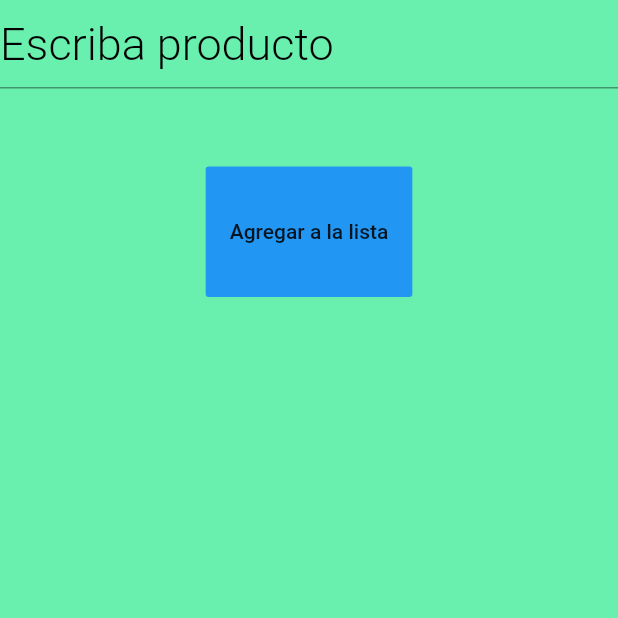
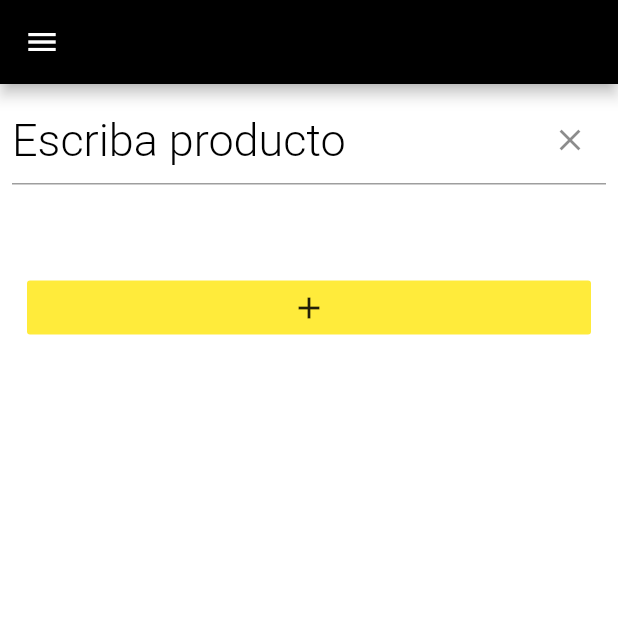
Before and after one commit to tomasignac88/Carrito-de-compra, a Flutter app: the screen it shows after launch, after a tap on "Empezar", on a phone screen of 412 x 824 dp, the top half of it. Run offline on Flutter 3.47's test engine with Material 2 defaults, Android fonts, the phone set to English and light mode, and no system bars; our stand-ins replace badges, shared_preferences; missing offline and left inert: sweetalert.

Commit message:
se agrega sharedpref, logo zoco, 2 funcionalidades nuevas de limpiar lista y guardar lista en memoria del cel, estilos y diseño nuevo

```diff
--- a/lib/main.dart
+++ b/lib/main.dart
@@ -1,6 +1,5 @@
 import 'package:flutter/material.dart';
 import 'package:flutter/services.dart';
-import 'package:kart_list/pages/pages_list.dart';
 import 'package:kart_list/pages/pages_presentation.dart';
 
 void main() {
--- a/lib/pages/pages_list.dart
+++ b/lib/pages/pages_list.dart
@@ -3,6 +3,7 @@ import 'package:shared_preferences/shared_preferences.dart';
 import 'package:badges/badges.dart';
 import 'dart:convert';
 import 'package:flutter/material.dart';
+import 'package:sweetalert/sweetalert.dart';
 
 class PageList extends StatefulWidget {
   PageList();
@@ -15,6 +16,8 @@ class _PageListState extends State<PageList> {
   List<Product> _kart_list = List();
   List<String> listProducts = List();
   String producto;
+  bool _sharedpreferences = true;
+  TextEditingController _controllerTextEditing;
   @override
   void initState() {
     super.initState();
@@ -22,10 +25,73 @@ class _PageListState extends State<PageList> {
 
   @override
   Widget build(BuildContext context) {
+    final _screensize = MediaQuery.of(context).size;
     Product product = Product();
     return Scaffold(
-      backgroundColor: Colors.greenAccent,
-      body: Container(
+      appBar: AppBar(
+        backgroundColor: Colors.black,
+        title: Text(""),
+      ),
+      drawer: Drawer(
+        child: ListView(
+          children: [
+            DrawerHeader(
+              child: Container(
+                  width: _screensize.width,
+                  height: _screensize.height,
+                  child: FadeInImage(
+                      placeholder: AssetImage(
+                          "assets/images/logo_negro_amarillo_zoco.png"),
+                      image: AssetImage(
+                          "assets/images/logo_negro_amarillo_zoco.png"))),
+            ),
+            ListTile(
+              title: Column(children: [
+                FlatButton(
+                    color: Colors.yellow,
+                    child: Row(
+                      children: [
+                        Expanded(child: Icon(Icons.clear_all)),
+                        Expanded(child: Text("Limpiar lista guardada")),
+                      ],
+                    ),
+                    onPressed: () {
+                      SweetAlert.show(context,
+                          title: "Lista limpia!",
+                          style: SweetAlertStyle.success);
+                      setState(() {
+                        _kart_list.clear();
+                      });
+                    })
+              ]),
+            ),
+            ListTile(
+              title: Column(children: [
+                FlatButton(
+                    color: Colors.yellow,
+                    child: Row(
+                      children: [
+                        Expanded(child: Icon(Icons.clear_all)),
+                        Expanded(child: Text("Limpiar lista")),
+                      ],
+                    ),
+                    onPressed: () {
+                      SweetAlert.show(context,
+                          title: "Lista limpia!",
+                          style: SweetAlertStyle.success);
+                      setState(() {
+                        _kart_list.clear();
+                      });
+                    })
+              ]),
+            ),
+          ],
+        ),
+      ),
+      backgroundColor: Colors.white,
+      body: Padding(
+        padding: const EdgeInsets.all(8.0),
+        child: Container(
           child: Column(
             children: [
               Expanded(
@@ -35,12 +101,17 @@ class _PageListState extends State<PageList> {
                     children: [
                       Expanded(
                         child: TextField(
+                          controller: _controllerTextEditing,
                           style: TextStyle(fontSize: 30),
                           decoration: InputDecoration(
                               hintText: "Escriba producto",
                               hintStyle: TextStyle(
                                   fontWeight: FontWeight.w300,
-                                color: Colors.black)),
+                                  color: Colors.black),
+                              suffixIcon: IconButton(
+                                onPressed: () => _controllerTextEditing.clear(),
+                                icon: Icon(Icons.clear),
+                              )),
                           onChanged: (texto) {
                             producto = texto;
                           },
@@ -49,25 +120,35 @@ class _PageListState extends State<PageList> {
                       Expanded(
                         child: Padding(
                           padding: const EdgeInsets.all(8.0),
+                          child: Row(
+                            mainAxisAlignment: MainAxisAlignment.center,
+                            crossAxisAlignment: CrossAxisAlignment.center,
+                            children: [
+                              Expanded(
+                                child: Padding(
+                                  padding: const EdgeInsets.all(2),
                                   child: Container(
                                       // color: Colors.black38,
                                       child: FlatButton(
-                                color: Colors.blue,
-                                child: Text("Agregar a la lista"),
+                                          color: Colors.yellow,
+                                          child: Icon(Icons.add),
                                           onPressed: () {
                                             setState(() {
-                                    print("Producto: " + producto);
-                                    print("kart_list " + _kart_list.toString());
                                               product.name = producto;
                                               product.value = false;
                                               product.color = Colors.white;
                                               _kart_list.add(product);
-                                    print("kart_list new :" +
-                                        _kart_list.toString());
-                                    print(listProducts);
-                                    addStringToSF(producto, listProducts);
+                                              // print("kart_list new :" +
+                                              //     _kart_list.toString());
+                                              // print(listProducts);
+                                              addStringToSF(
+                                                  producto, listProducts);
                                             });
                                           })),
+                                ),
+                              ),
+                            ],
+                          ),
                         ),
                       )
                     ],
@@ -81,22 +162,23 @@ class _PageListState extends State<PageList> {
                     child: Container(
                       // color: Colors.blue,
                       // child: getStringValuesSF() != []
-                    child: _kart_list.length == 0
+                      child: _sharedpreferences
                           ? FutureBuilder(
                               future: getStringValuesSF(),
                               builder: (context, snapshot) {
                                 if (snapshot.hasData) {
-                                Product temp = Product();
+                                  _sharedpreferences = false;
                                   for (var item in snapshot.data) {
+                                    Product temp = new Product();
                                     temp.name = item;
                                     temp.color = Colors.white;
                                     temp.value = false;
                                     _kart_list.add(temp);
-                                  print("Lista new " + item);
                                   }
+                                  // print(_kart_list);
                                   return ListView.builder(
                                       padding: const EdgeInsets.all(8),
-                                    itemCount: snapshot.data.length,
+                                      itemCount: _kart_list.length,
                                       itemBuilder:
                                           (BuildContext context, int index) {
                                         return Padding(
@@ -108,14 +190,19 @@ class _PageListState extends State<PageList> {
                                                 Expanded(
                                                     child: Badge(
                                                   badgeContent: GestureDetector(
-                                                  child: Icon(Icons.cancel),
+                                                    child: Icon(Icons.clear),
                                                     onTap: () {
-                                                    print("borrar");
+                                                      setState(() {
+                                                        this
+                                                            ._kart_list
+                                                            .removeAt(index);
+                                                      });
                                                     },
                                                   ),
                                                   badgeColor: Colors.blue,
                                                   child: Container(
                                                     child: CheckboxListTile(
+                                                      activeColor: Colors.green,
                                                       checkColor: Colors.black,
                                                       title: Text(
                                                           snapshot.data[index]),
@@ -135,8 +222,8 @@ class _PageListState extends State<PageList> {
                                                           }
                                                         });
                                                       },
-                                                    secondary: Icon(
-                                                        Icons.insert_emoticon),
+                                                      secondary: Icon(Icons
+                                                          .insert_emoticon),
                                                     ),
                                                   ),
                                                 )),
@@ -153,7 +240,6 @@ class _PageListState extends State<PageList> {
                               padding: const EdgeInsets.all(8),
                               itemCount: _kart_list.length,
                               itemBuilder: (BuildContext context, int index) {
-                              print("Segundo builder");
                                 return Padding(
                                   padding: const EdgeInsets.all(8.0),
                                   child: Container(
@@ -163,10 +249,11 @@ class _PageListState extends State<PageList> {
                                         Expanded(
                                             child: Badge(
                                                 badgeContent: GestureDetector(
-                                                child: Icon(Icons.cancel),
+                                                  child: Icon(Icons.clear),
                                                   onTap: () {
                                                     setState(() {
-                                                    _kart_list.removeLast();
+                                                      _kart_list
+                                                          .removeAt(index);
                                                     });
                                                   },
                                                 ),
@@ -180,8 +267,8 @@ class _PageListState extends State<PageList> {
                                                         _kart_list[index].value,
                                                     onChanged: (bool value) {
                                                       setState(() {
-                                                      _kart_list[index].value =
-                                                          value;
+                                                        _kart_list[index]
+                                                            .value = value;
                                                         if (value) {
                                                           _kart_list[index]
                                                                   .color =
@@ -207,15 +294,21 @@ class _PageListState extends State<PageList> {
             ],
           ),
         ),
+      ),
     );
   }
+}
+
+cleanSF() async {
+  SharedPreferences prefs = await SharedPreferences.getInstance();
+  await prefs.clear();
 }
 
 addStringToSF(String producto, List<String> listProducts) async {
   SharedPreferences prefs = await SharedPreferences.getInstance();
   await prefs.clear();
   listProducts.add(producto);
-  print("Lista:" + json.encode(listProducts));
+  // print("Lista:" + json.encode(listProducts));
   prefs.setStringList('my_string_list_key', listProducts);
 }
 
@@ -223,6 +316,6 @@ getStringValuesSF() async {
   SharedPreferences prefs = await SharedPreferences.getInstance();
   //Return String
   final myStringList = prefs.getStringList('my_string_list_key') ?? [];
-  print("Guardado: " + myStringList.toString());
+  // print("Guardado: " + myStringList.toString());
   return myStringList;
 }
--- a/lib/pages/pages_presentation.dart
+++ b/lib/pages/pages_presentation.dart
@@ -6,7 +6,7 @@ class Presentation extends StatelessWidget {
   Widget build(BuildContext context) {
     final _screensize = MediaQuery.of(context).size;
     return Scaffold(
-      backgroundColor: Colors.greenAccent,
+      backgroundColor: Colors.white,
       body: Container(
         width: _screensize.width,
         height: _screensize.height,
@@ -15,20 +15,25 @@ class Presentation extends StatelessWidget {
             Expanded(
                 flex: 3,
                 child: FadeInImage(
-                    placeholder: AssetImage("assets/images/karrito.jpg"),
-                    image: AssetImage("assets/images/karrito.jpg"))),
+                    placeholder: AssetImage(
+                        "assets/images/logo_negro_amarillo_zoco.png"),
+                    image: AssetImage(
+                        "assets/images/logo_negro_amarillo_zoco.png"))),
             Container(
               width: _screensize.width / 2,
               child: FittedBox(
                 child: FlatButton(
-                    color: Colors.blueAccent,
+                    color: Colors.yellow,
                     onPressed: () {
                       Navigator.push(
                         context,
                         MaterialPageRoute(builder: (context) => PageList()),
                       );
                     },
-                    child: Text("Empezar")),
+                    child: Text(
+                      "Empezar",
+                      style: TextStyle(color: Colors.black),
+                    )),
               ),
             ),
             Container(
```
Also changed, not shown: pubspec.yaml (+6 -4 lines), assets/images/karrito.jpg (deleted), assets/images/logo_negro_amarillo_zoco.png (added), assets/images/mini_logo_zoco.png (added), pubspec.lock. Lines whose indentation alone changed are shown as unchanged.
